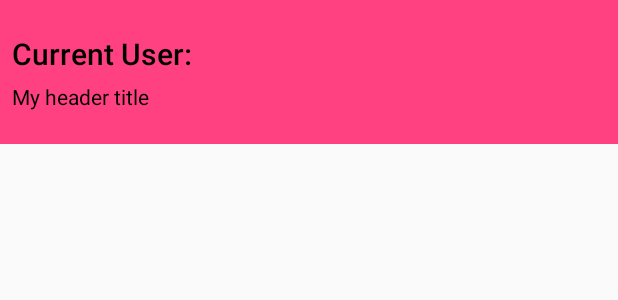
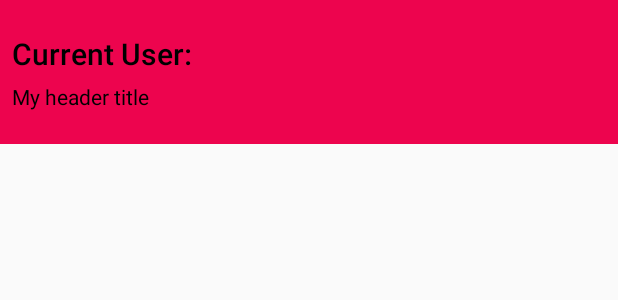
Before and after one commit to RishabhBhatnagar/MyLibApp, an Android app: the layout drawer_header.xml on its own in the app's theme, with its tools: preview values and no code run, on a phone screen of 412 x 824 dp. Shown: the top 300 px of the screen. Run offline under Robolectric (Android 15) with nearby library versions, the light colour scheme and no system bars; network calls fail.

Commit message:
colours linked to colour xml

```diff
--- a/app/src/main/res/layout/activity_main.xml
+++ b/app/src/main/res/layout/activity_main.xml
@@ -31,6 +31,6 @@
         android:fitsSystemWindows="true"
         app:headerLayout="@layout/drawer_header"
         app:menu="@menu/drawer_view"
-        android:background="#F1E9E9"
+        android:background="@color/navigationColour"
         />
 </android.support.v4.widget.DrawerLayout>
--- a/app/src/main/res/layout/card_single_book.xml
+++ b/app/src/main/res/layout/card_single_book.xml
@@ -44,12 +44,12 @@
             android:layout_margin="5sp"
             card_view:cardCornerRadius="5sp"
             card_view:cardElevation="5sp"
-            android:background="#8e8c8c">
+            android:background="@color/cardViewColour">
 
             <RelativeLayout
                 android:layout_width="match_parent"
                 android:layout_height="match_parent"
-                android:background="#8e8c8c">
+                android:background="@color/cardViewColour">
 
                 <RelativeLayout
                     android:layout_width="match_parent"
--- a/app/src/main/res/layout/drawer_header.xml
+++ b/app/src/main/res/layout/drawer_header.xml
@@ -2,7 +2,7 @@
 <LinearLayout xmlns:android="http://schemas.android.com/apk/res/android"
     android:layout_width="match_parent"
     android:layout_height="96dp"
-    android:background="#ff4081"
+    android:background="@color/colorPrimary"
     android:gravity="center_vertical"
     android:orientation="vertical"
     android:padding="8dp"
--- a/app/src/main/res/layout/individual_qna.xml
+++ b/app/src/main/res/layout/individual_qna.xml
@@ -20,7 +20,7 @@
             android:id="@+id/hr"
             android:layout_marginTop="5dp"
             android:layout_width="match_parent"
-            android:background="@color/dark_grey"
+            android:background="@color/helpView"
             android:layout_height="1dp"
             android:orientation="horizontal" />
         <TextView
--- a/app/src/main/res/values/colors.xml
+++ b/app/src/main/res/values/colors.xml
@@ -9,4 +9,7 @@
     <color name="dark_grey">#666666</color>
     <color name="main_activity_background">#EDEDED</color>
     <color name="faqParentBgColor">#696969</color>
+    <color name="navigationColour">#F1E9E9</color>
+    <color name="cardViewColour">#8e8c8c</color>
+    <color name="helpView">#666666</color>
 </resources>
```
